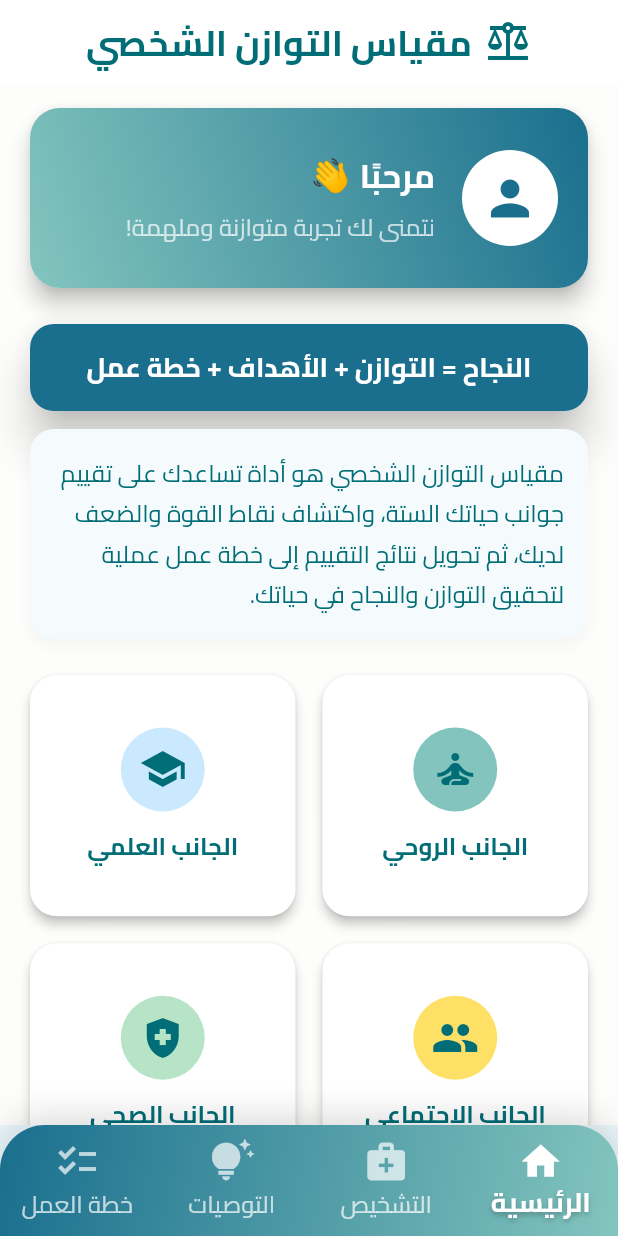
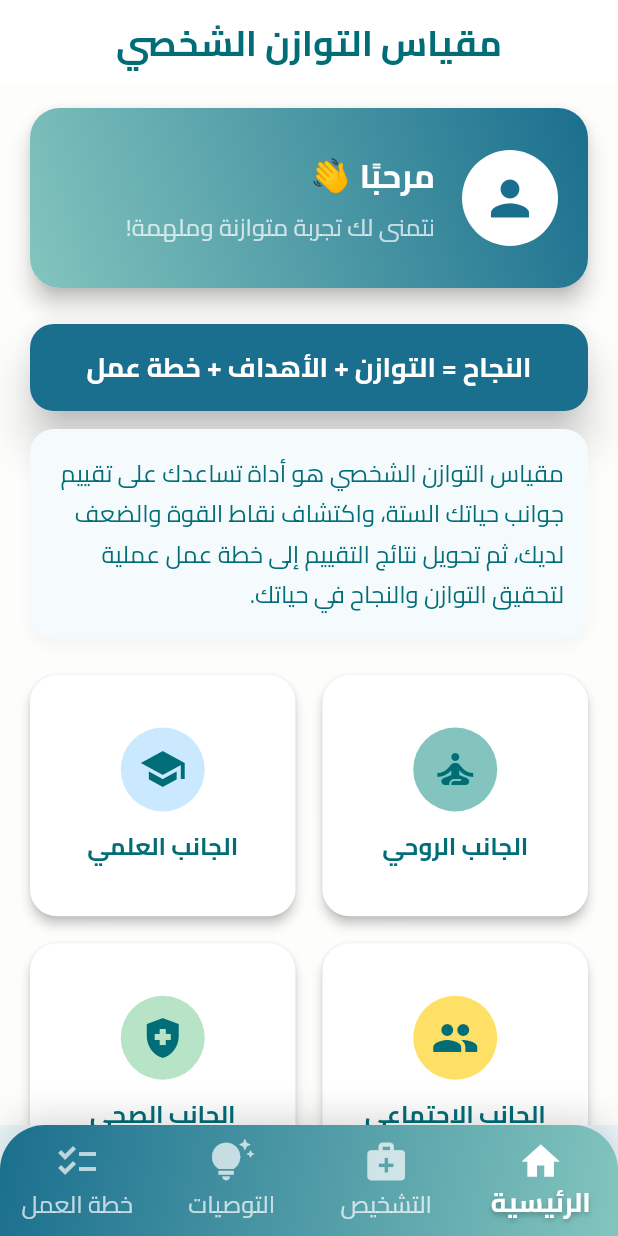
Before and after one commit to ilyesblidi/Mekyas-Tawazoun, a Flutter app: the screen it shows once a user with an empty profile is signed in, on a phone screen of 412 x 824 dp. Run offline on Flutter 3.47's test engine with Material 3 defaults, Android fonts, the phone set to English and light mode, and no system bars; our stand-ins replace cloud_firestore, firebase_auth, firebase_core, flutter_rating_bar, percent_indicator, shared_preferences and 1 more; missing offline and left inert: flutter_radar_chart; accounts and stored records are empty.

```diff
--- a/lib/pages/home_page.dart
+++ b/lib/pages/home_page.dart
@@ -104,8 +104,8 @@ class _HomePageState extends State<HomePage> {
         title: Row(
           mainAxisAlignment: MainAxisAlignment.center,
           children: [
-            const Icon(Icons.balance, color: Color(0xFF006D77), size: 32),
-            const SizedBox(width: 8),
+            // const Icon(Icons.balance, color: Color(0xFF006D77), size: 32),
+            // const SizedBox(width: 8),
             const Text(
               'مقياس التوازن الشخصي',
               style: TextStyle(
```
Also changed, not shown: lib/pages/recommendations.dart (+7 -1 lines), 21 other files.
